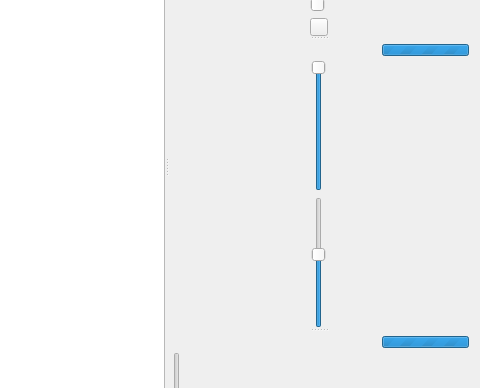
First picture: the form in src/wmainwindow.ui, repository gillesdegottex/dfasma, before the edit; both pictures show x 351 to 831 and y 194 to 582 of the 831 by 713 pixel window.
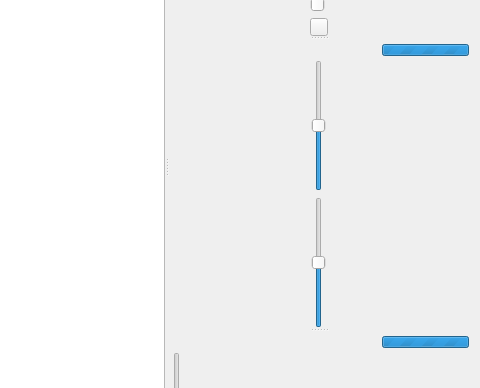
Second picture: the form after the edit. Icons and pictures are not drawn.

Patch:
```diff
--- a/src/wmainwindow.ui
+++ b/src/wmainwindow.ui
@@ -291,10 +291,10 @@
                 <number>-500</number>
                </property>
                <property name="maximum">
-                <number>10</number>
+                <number>0</number>
                </property>
                <property name="value">
-                <number>10</number>
+                <number>-250</number>
                </property>
                <property name="tickPosition">
                 <enum>QSlider::NoTicks</enum>
@@ -319,7 +319,7 @@
                 <number>0</number>
                </property>
                <property name="value">
-                <number>-215</number>
+                <number>-250</number>
                </property>
                <property name="tickPosition">
                 <enum>QSlider::NoTicks</enum>
```
